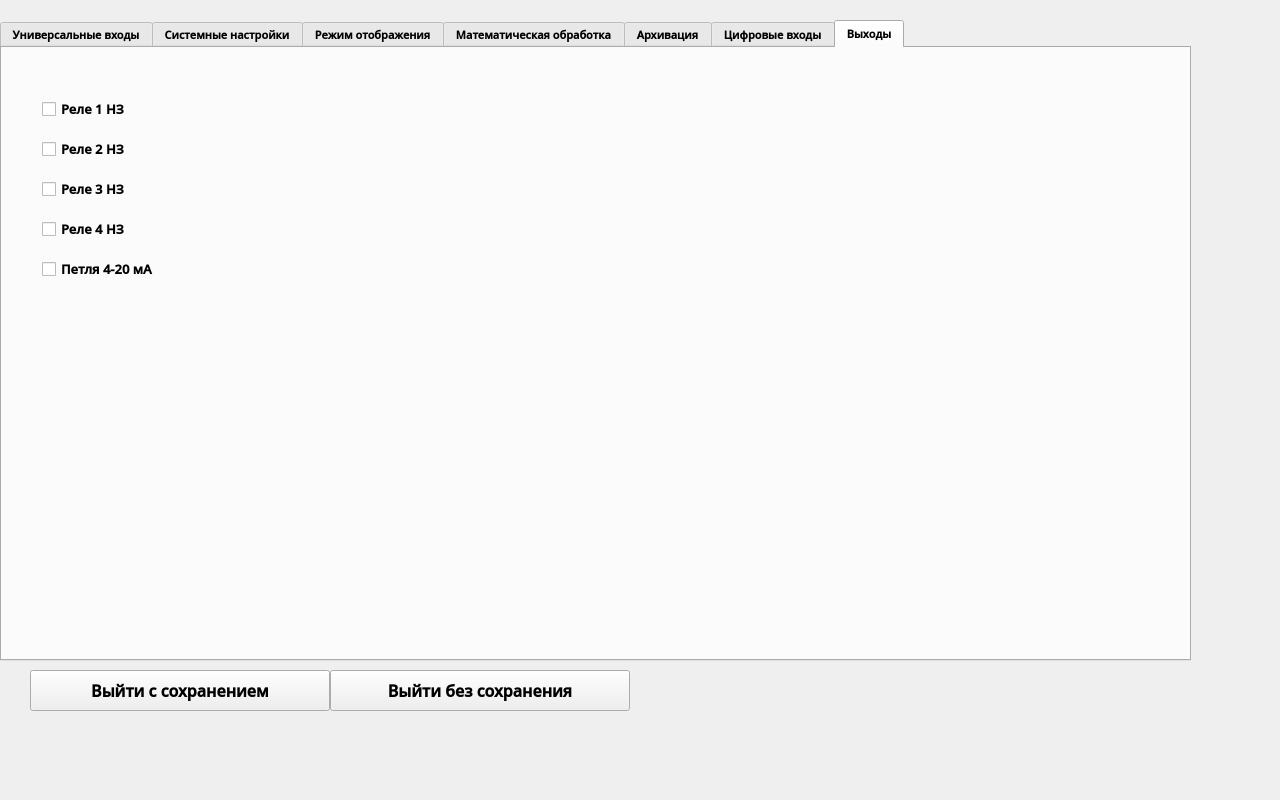
tomyqg/topaz-m, file options.ui: the form before one commit.
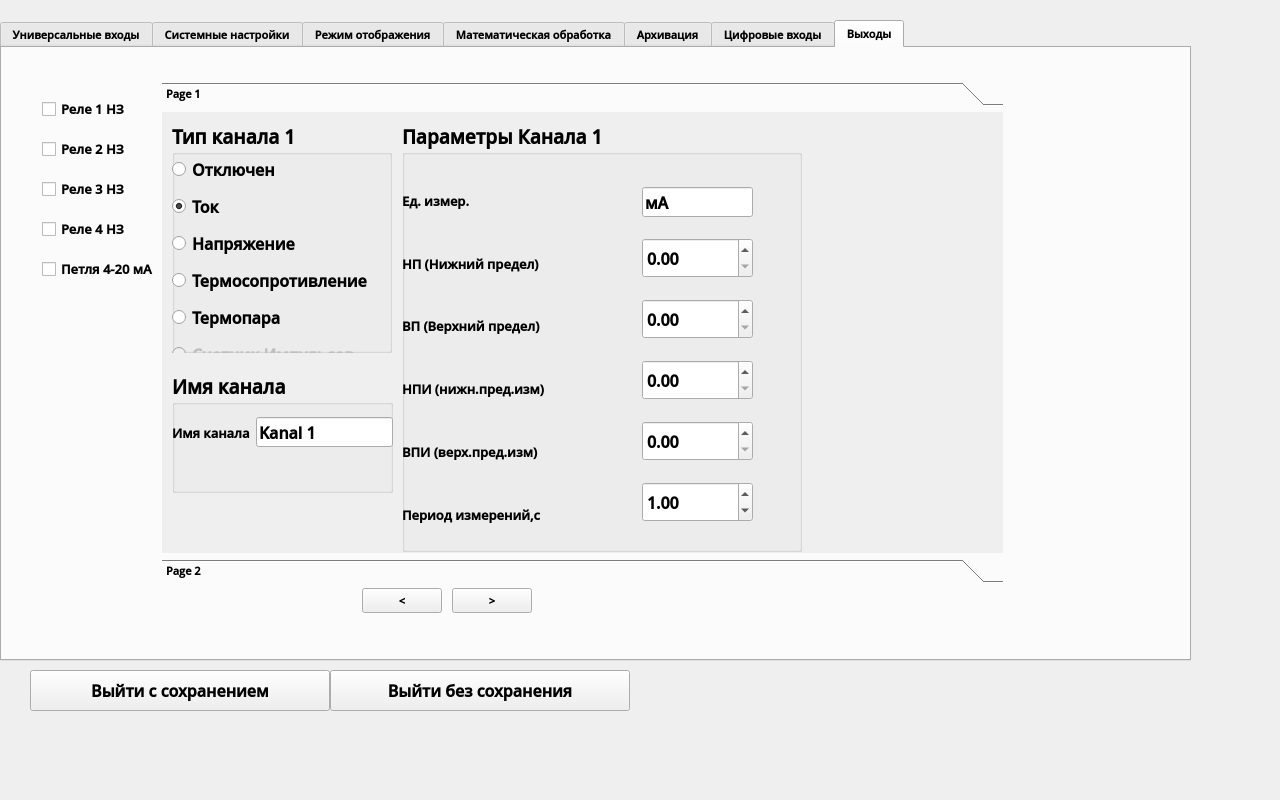
The form after the commit. The open tabs and pages were chosen to show the change.

```diff
--- a/options.ui
+++ b/options.ui
@@ -5693,6 +5693,813 @@
       <string>Петля 4-20 мА</string>
      </property>
     </widget>
+    <widget class="QToolBox" name="toolBox">
+     <property name="geometry">
+      <rect>
+       <x>160</x>
+       <y>34</y>
+       <width>841</width>
+       <height>501</height>
+      </rect>
+     </property>
+     <property name="currentIndex">
+      <number>0</number>
+     </property>
+     <widget class="QWidget" name="page">
+      <property name="geometry">
+       <rect>
+        <x>0</x>
+        <y>0</y>
+        <width>841</width>
+        <height>435</height>
+       </rect>
+      </property>
+      <attribute name="label">
+       <string>Page 1</string>
+      </attribute>
+      <widget class="QGroupBox" name="groupBox_27">
+       <property name="geometry">
+        <rect>
+         <x>10</x>
+         <y>260</y>
+         <width>221</width>
+         <height>121</height>
+        </rect>
+       </property>
+       <property name="font">
+        <font>
+         <family>Open Sans Semibold</family>
+         <pointsize>14</pointsize>
+         <weight>75</weight>
+         <bold>true</bold>
+        </font>
+       </property>
+       <property name="title">
+        <string>Имя канала</string>
+       </property>
+       <widget class="QWidget" name="layoutWidget_15">
+        <property name="geometry">
+         <rect>
+          <x>0</x>
+          <y>20</y>
+          <width>221</width>
+          <height>81</height>
+         </rect>
+        </property>
+        <property name="font">
+         <font>
+          <family>Open Sans Semibold</family>
+          <weight>75</weight>
+          <bold>true</bold>
+         </font>
+        </property>
+        <layout class="QHBoxLayout" name="horizontalLayout_5">
+         <item>
+          <widget class="QLabel" name="label_86">
+           <property name="font">
+            <font>
+             <family>Open Sans Semibold</family>
+             <pointsize>10</pointsize>
+             <weight>75</weight>
+             <bold>true</bold>
+            </font>
+           </property>
+           <property name="text">
+            <string>Имя канала</string>
+           </property>
+          </widget>
+         </item>
+         <item>
+          <widget class="QLineEdit" name="Name_Channel_5">
+           <property name="maximumSize">
+            <size>
+             <width>16777215</width>
+             <height>30</height>
+            </size>
+           </property>
+           <property name="font">
+            <font>
+             <family>Open Sans Semibold</family>
+             <pointsize>12</pointsize>
+             <weight>75</weight>
+             <bold>true</bold>
+            </font>
+           </property>
+           <property name="text">
+            <string>Kanal 1</string>
+           </property>
+          </widget>
+         </item>
+        </layout>
+       </widget>
+      </widget>
+      <widget class="QGroupBox" name="groupBox_28">
+       <property name="geometry">
+        <rect>
+         <x>10</x>
+         <y>10</y>
+         <width>220</width>
+         <height>231</height>
+        </rect>
+       </property>
+       <property name="font">
+        <font>
+         <family>Open Sans Semibold</family>
+         <pointsize>14</pointsize>
+         <weight>75</weight>
+         <bold>true</bold>
+        </font>
+       </property>
+       <property name="title">
+        <string>Тип канала 1</string>
+       </property>
+       <widget class="QWidget" name="layoutWidget_16">
+        <property name="geometry">
+         <rect>
+          <x>0</x>
+          <y>30</y>
+          <width>291</width>
+          <height>225</height>
+         </rect>
+        </property>
+        <property name="font">
+         <font>
+          <family>Open Sans Semibold</family>
+          <weight>75</weight>
+          <bold>true</bold>
+         </font>
+        </property>
+        <layout class="QVBoxLayout" name="verticalLayout_15">
+         <property name="spacing">
+          <number>5</number>
+         </property>
+         <item>
+          <widget class="QRadioButton" name="ButonOtklChannel_5">
+           <property name="font">
+            <font>
+             <family>Open Sans Semibold</family>
+             <pointsize>12</pointsize>
+             <weight>75</weight>
+             <bold>true</bold>
+            </font>
+           </property>
+           <property name="text">
+            <string>Отключен                      </string>
+           </property>
+           <property name="checked">
+            <bool>false</bool>
+           </property>
+          </widget>
+         </item>
+         <item>
+          <widget class="QRadioButton" name="ButonTokChannel_5">
+           <property name="font">
+            <font>
+             <family>Open Sans Semibold</family>
+             <pointsize>12</pointsize>
+             <weight>75</weight>
+             <bold>true</bold>
+            </font>
+           </property>
+           <property name="text">
+            <string>Ток                                    </string>
+           </property>
+           <property name="checked">
+            <bool>true</bool>
+           </property>
+          </widget>
+         </item>
+         <item>
+          <widget class="QRadioButton" name="ButonNapryagenieChannel_5">
+           <property name="font">
+            <font>
+             <family>Open Sans Semibold</family>
+             <pointsize>12</pointsize>
+             <weight>75</weight>
+             <bold>true</bold>
+            </font>
+           </property>
+           <property name="text">
+            <string>Напряжение                     </string>
+           </property>
+          </widget>
+         </item>
+         <item>
+          <widget class="QRadioButton" name="ButonResistorChannel_5">
+           <property name="font">
+            <font>
+             <family>Open Sans Semibold</family>
+             <pointsize>12</pointsize>
+             <weight>75</weight>
+             <bold>true</bold>
+            </font>
+           </property>
+           <property name="text">
+            <string>Термосопротивление</string>
+           </property>
+          </widget>
+         </item>
+         <item>
+          <widget class="QRadioButton" name="ButonTermoparaChannel_5">
+           <property name="font">
+            <font>
+             <family>Open Sans Semibold</family>
+             <pointsize>12</pointsize>
+             <weight>75</weight>
+             <bold>true</bold>
+            </font>
+           </property>
+           <property name="text">
+            <string>Термопара                           </string>
+           </property>
+          </widget>
+         </item>
+         <item>
+          <widget class="QRadioButton" name="ButonImpulseChannel_5">
+           <property name="enabled">
+            <bool>false</bool>
+           </property>
+           <property name="font">
+            <font>
+             <family>Open Sans Semibold</family>
+             <pointsize>12</pointsize>
+             <weight>75</weight>
+             <bold>true</bold>
+            </font>
+           </property>
+           <property name="text">
+            <string>Счетчик Импульсов           </string>
+           </property>
+          </widget>
+         </item>
+        </layout>
+       </widget>
+      </widget>
+      <widget class="QGroupBox" name="groupBox_29">
+       <property name="geometry">
+        <rect>
+         <x>240</x>
+         <y>10</y>
+         <width>400</width>
+         <height>430</height>
+        </rect>
+       </property>
+       <property name="font">
+        <font>
+         <family>Open Sans Semibold</family>
+         <pointsize>14</pointsize>
+         <weight>75</weight>
+         <bold>true</bold>
+        </font>
+       </property>
+       <property name="toolTip">
+        <string>&lt;html&gt;&lt;head/&gt;&lt;body&gt;&lt;p&gt;Нажмите на значение чтобы изменить&lt;/p&gt;&lt;/body&gt;&lt;/html&gt;</string>
+       </property>
+       <property name="title">
+        <string>Параметры Канала 1</string>
+       </property>
+       <widget class="QWidget" name="layoutWidget_17">
+        <property name="geometry">
+         <rect>
+          <x>240</x>
+          <y>50</y>
+          <width>111</width>
+          <height>371</height>
+         </rect>
+        </property>
+        <property name="font">
+         <font>
+          <family>Open Sans Semibold</family>
+          <weight>75</weight>
+          <bold>true</bold>
+         </font>
+        </property>
+        <layout class="QVBoxLayout" name="verticalLayout_16">
+         <item>
+          <widget class="QLineEdit" name="UnitsChannel_5">
+           <property name="minimumSize">
+            <size>
+             <width>100</width>
+             <height>0</height>
+            </size>
+           </property>
+           <property name="maximumSize">
+            <size>
+             <width>16777215</width>
+             <height>30</height>
+            </size>
+           </property>
+           <property name="font">
+            <font>
+             <family>Open Sans Semibold</family>
+             <pointsize>12</pointsize>
+             <weight>75</weight>
+             <bold>true</bold>
+            </font>
+           </property>
+           <property name="text">
+            <string>мА</string>
+           </property>
+          </widget>
+         </item>
+         <item>
+          <widget class="QDoubleSpinBox" name="NignPredelChannel_5">
+           <property name="minimumSize">
+            <size>
+             <width>100</width>
+             <height>40</height>
+            </size>
+           </property>
+           <property name="font">
+            <font>
+             <family>Open Sans Semibold</family>
+             <pointsize>12</pointsize>
+             <weight>75</weight>
+             <bold>true</bold>
+            </font>
+           </property>
+           <property name="inputMethodHints">
+            <set>Qt::ImhDigitsOnly|Qt::ImhMultiLine</set>
+           </property>
+           <property name="accelerated">
+            <bool>true</bool>
+           </property>
+           <property name="decimals">
+            <number>2</number>
+           </property>
+           <property name="singleStep">
+            <double>0.010000000000000</double>
+           </property>
+          </widget>
+         </item>
+         <item>
+          <widget class="QDoubleSpinBox" name="VerhnPredelChannel_5">
+           <property name="minimumSize">
+            <size>
+             <width>100</width>
+             <height>40</height>
+            </size>
+           </property>
+           <property name="font">
+            <font>
+             <family>Open Sans Semibold</family>
+             <pointsize>12</pointsize>
+             <weight>75</weight>
+             <bold>true</bold>
+            </font>
+           </property>
+           <property name="accelerated">
+            <bool>true</bool>
+           </property>
+           <property name="decimals">
+            <number>2</number>
+           </property>
+           <property name="singleStep">
+            <double>0.010000000000000</double>
+           </property>
+          </widget>
+         </item>
+         <item>
+          <widget class="QDoubleSpinBox" name="NignPredIzmerChannel_5">
+           <property name="minimumSize">
+            <size>
+             <width>100</width>
+             <height>40</height>
+            </size>
+           </property>
+           <property name="font">
+            <font>
+             <family>Open Sans Semibold</family>
+             <pointsize>12</pointsize>
+             <weight>75</weight>
+             <bold>true</bold>
+            </font>
+           </property>
+           <property name="accelerated">
+            <bool>true</bool>
+           </property>
+           <property name="decimals">
+            <number>2</number>
+           </property>
+           <property name="singleStep">
+            <double>0.010000000000000</double>
+           </property>
+          </widget>
+         </item>
+         <item>
+          <widget class="QDoubleSpinBox" name="VerhnPredIzmerChannel_5">
+           <property name="minimumSize">
+            <size>
+             <width>100</width>
+             <height>40</height>
+            </size>
+           </property>
+           <property name="font">
+            <font>
+             <family>Open Sans Semibold</family>
+             <pointsize>12</pointsize>
+             <weight>75</weight>
+             <bold>true</bold>
+            </font>
+           </property>
+           <property name="accelerated">
+            <bool>true</bool>
+           </property>
+           <property name="decimals">
+            <number>2</number>
+           </property>
+           <property name="singleStep">
+            <double>0.010000000000000</double>
+           </property>
+          </widget>
+         </item>
+         <item>
+          <widget class="QDoubleSpinBox" name="PeriodIzmerChannel_5">
+           <property name="minimumSize">
+            <size>
+             <width>100</width>
+             <height>40</height>
+            </size>
+           </property>
+           <property name="font">
+            <font>
+             <family>Open Sans Semibold</family>
+             <pointsize>12</pointsize>
+             <weight>75</weight>
+             <bold>true</bold>
+            </font>
+           </property>
+           <property name="accelerated">
+            <bool>true</bool>
+           </property>
+           <property name="decimals">
+            <number>2</number>
+           </property>
+           <property name="minimum">
+            <double>0.050000000000000</double>
+           </property>
+           <property name="singleStep">
+            <double>0.050000000000000</double>
+           </property>
+           <property name="value">
+            <double>1.000000000000000</double>
+           </property>
+          </widget>
+         </item>
+        </layout>
+       </widget>
+       <widget class="QWidget" name="layoutWidget_18">
+        <property name="geometry">
+         <rect>
+          <x>0</x>
+          <y>50</y>
+          <width>190</width>
+          <height>371</height>
+         </rect>
+        </property>
+        <property name="font">
+         <font>
+          <family>Open Sans Semibold</family>
+          <weight>75</weight>
+          <bold>true</bold>
+         </font>
+        </property>
+        <layout class="QVBoxLayout" name="verticalLayout_17">
+         <item>
+          <widget class="QLabel" name="label_19">
+           <property name="font">
+            <font>
+             <family>Open Sans Semibold</family>
+             <pointsize>10</pointsize>
+             <weight>75</weight>
+             <bold>true</bold>
+            </font>
+           </property>
+           <property name="text">
+            <string>Ед. измер.</string>
+           </property>
+          </widget>
+         </item>
+         <item>
+          <widget class="QLabel" name="label_87">
+           <property name="font">
+            <font>
+             <family>Open Sans Semibold</family>
+             <pointsize>10</pointsize>
+             <weight>75</weight>
+             <bold>true</bold>
+            </font>
+           </property>
+           <property name="text">
+            <string>НП (Нижний предел)</string>
+           </property>
+          </widget>
+         </item>
+         <item>
+          <widget class="QLabel" name="label_88">
+           <property name="font">
+            <font>
+             <family>Open Sans Semibold</family>
+             <pointsize>10</pointsize>
+             <weight>75</weight>
+             <bold>true</bold>
+            </font>
+           </property>
+           <property name="text">
+            <string>ВП (Верхний предел)</string>
+           </property>
+          </widget>
+         </item>
+         <item>
+          <widget class="QLabel" name="label_89">
+           <property name="font">
+            <font>
+             <family>Open Sans Semibold</family>
+             <pointsize>10</pointsize>
+             <weight>75</weight>
+             <bold>true</bold>
+            </font>
+           </property>
+           <property name="text">
+            <string>НПИ (нижн.пред.изм)</string>
+           </property>
+          </widget>
+         </item>
+         <item>
+          <widget class="QLabel" name="label_90">
+           <property name="font">
+            <font>
+             <family>Open Sans Semibold</family>
+             <pointsize>10</pointsize>
+             <weight>75</weight>
+             <bold>true</bold>
+            </font>
+           </property>
+           <property name="text">
+            <string>ВПИ (верх.пред.изм)</string>
+           </property>
+          </widget>
+         </item>
+         <item>
+          <widget class="QLabel" name="label_91">
+           <property name="font">
+            <font>
+             <family>Open Sans Semibold</family>
+             <pointsize>10</pointsize>
+             <weight>75</weight>
+             <bold>true</bold>
+            </font>
+           </property>
+           <property name="text">
+            <string>Период измерений,с</string>
+           </property>
+          </widget>
+         </item>
+        </layout>
+       </widget>
+      </widget>
+     </widget>
+     <widget class="QWidget" name="page_2">
+      <property name="geometry">
+       <rect>
+        <x>0</x>
+        <y>0</y>
+        <width>841</width>
+        <height>435</height>
+       </rect>
+      </property>
+      <attribute name="label">
+       <string>Page 2</string>
+      </attribute>
+      <widget class="QRadioButton" name="SetTrendsBtn_2">
+       <property name="geometry">
+        <rect>
+         <x>0</x>
+         <y>4</y>
+         <width>284</width>
+         <height>33</height>
+        </rect>
+       </property>
+       <property name="minimumSize">
+        <size>
+         <width>0</width>
+         <height>0</height>
+        </size>
+       </property>
+       <property name="font">
+        <font>
+         <family>Open Sans Semibold</family>
+         <pointsize>12</pointsize>
+         <weight>75</weight>
+         <bold>true</bold>
+        </font>
+       </property>
+       <property name="text">
+        <string>Тренд</string>
+       </property>
+       <property name="checked">
+        <bool>false</bool>
+       </property>
+      </widget>
+      <widget class="QRadioButton" name="SetBarsCyfraBtn_2">
+       <property name="geometry">
+        <rect>
+         <x>0</x>
+         <y>156</y>
+         <width>284</width>
+         <height>33</height>
+        </rect>
+       </property>
+       <property name="font">
+        <font>
+         <family>Open Sans Semibold</family>
+         <pointsize>12</pointsize>
+         <weight>75</weight>
+         <bold>true</bold>
+        </font>
+       </property>
+       <property name="text">
+        <string>Барграф + Цифра</string>
+       </property>
+       <property name="checked">
+        <bool>false</bool>
+       </property>
+      </widget>
+      <widget class="QRadioButton" name="SetTrendsBarsBtn_2">
+       <property name="geometry">
+        <rect>
+         <x>0</x>
+         <y>194</y>
+         <width>284</width>
+         <height>33</height>
+        </rect>
+       </property>
+       <property name="font">
+        <font>
+         <family>Open Sans Semibold</family>
+         <pointsize>12</pointsize>
+         <weight>75</weight>
+         <bold>true</bold>
+        </font>
+       </property>
+       <property name="text">
+        <string>Тренд + Барграф</string>
+       </property>
+      </widget>
+      <widget class="QRadioButton" name="SetTrendsBarsCyfraBtn_2">
+       <property name="geometry">
+        <rect>
+         <x>0</x>
+         <y>232</y>
+         <width>284</width>
+         <height>33</height>
+        </rect>
+       </property>
+       <property name="font">
+        <font>
+         <family>Open Sans Semibold</family>
+         <pointsize>12</pointsize>
+         <weight>75</weight>
+         <bold>true</bold>
+        </font>
+       </property>
+       <property name="text">
+        <string>Тренд + Барграф + Цифра</string>
+       </property>
+      </widget>
+      <widget class="QRadioButton" name="SetCyfraBtn_2">
+       <property name="geometry">
+        <rect>
+         <x>0</x>
+         <y>42</y>
+         <width>284</width>
+         <height>33</height>
+        </rect>
+       </property>
+       <property name="minimumSize">
+        <size>
+         <width>0</width>
+         <height>0</height>
+        </size>
+       </property>
+       <property name="font">
+        <font>
+         <family>Open Sans Semibold</family>
+         <pointsize>12</pointsize>
+         <weight>75</weight>
+         <bold>true</bold>
+        </font>
+       </property>
+       <property name="text">
+        <string>Цифра</string>
+       </property>
+       <property name="checked">
+        <bool>true</bool>
+       </property>
+      </widget>
+      <widget class="QRadioButton" name="SetBarsBtn_2">
+       <property name="geometry">
+        <rect>
+         <x>0</x>
+         <y>118</y>
+         <width>284</width>
+         <height>33</height>
+        </rect>
+       </property>
+       <property name="font">
+        <font>
+         <family>Open Sans Semibold</family>
+         <pointsize>12</pointsize>
+         <weight>75</weight>
+         <bold>true</bold>
+        </font>
+       </property>
+       <property name="text">
+        <string>Барграф</string>
+       </property>
+       <property name="checked">
+        <bool>false</bool>
+       </property>
+      </widget>
+      <widget class="QRadioButton" name="SetTrendsCyfraBtn_2">
+       <property name="geometry">
+        <rect>
+         <x>0</x>
+         <y>80</y>
+         <width>284</width>
+         <height>33</height>
+        </rect>
+       </property>
+       <property name="minimumSize">
+        <size>
+         <width>0</width>
+         <height>0</height>
+        </size>
+       </property>
+       <property name="font">
+        <font>
+         <family>Open Sans Semibold</family>
+         <pointsize>12</pointsize>
+         <weight>75</weight>
+         <bold>true</bold>
+        </font>
+       </property>
+       <property name="text">
+        <string>Тренд + Цифра      </string>
+       </property>
+       <property name="checked">
+        <bool>false</bool>
+       </property>
+      </widget>
+      <widget class="QRadioButton" name="SetPolarBtn_2">
+       <property name="geometry">
+        <rect>
+         <x>0</x>
+         <y>270</y>
+         <width>284</width>
+         <height>33</height>
+        </rect>
+       </property>
+       <property name="font">
+        <font>
+         <family>Open Sans Semibold</family>
+         <pointsize>12</pointsize>
+         <weight>75</weight>
+         <bold>true</bold>
+        </font>
+       </property>
+       <property name="text">
+        <string>Круговая диаграмма</string>
+       </property>
+      </widget>
+     </widget>
+    </widget>
+    <widget class="QPushButton" name="pushButton_7">
+     <property name="geometry">
+      <rect>
+       <x>360</x>
+       <y>540</y>
+       <width>80</width>
+       <height>25</height>
+      </rect>
+     </property>
+     <property name="text">
+      <string>&lt;</string>
+     </property>
+    </widget>
+    <widget class="QPushButton" name="pushButton_8">
+     <property name="geometry">
+      <rect>
+       <x>450</x>
+       <y>540</y>
+       <width>80</width>
+       <height>25</height>
+      </rect>
+     </property>
+     <property name="text">
+      <string>&gt;</string>
+     </property>
+    </widget>
    </widget>
   </widget>
   <widget class="QPushButton" name="pushButton">
```
Left out of the diff: 6 changed lines with no effect on the pictures.
